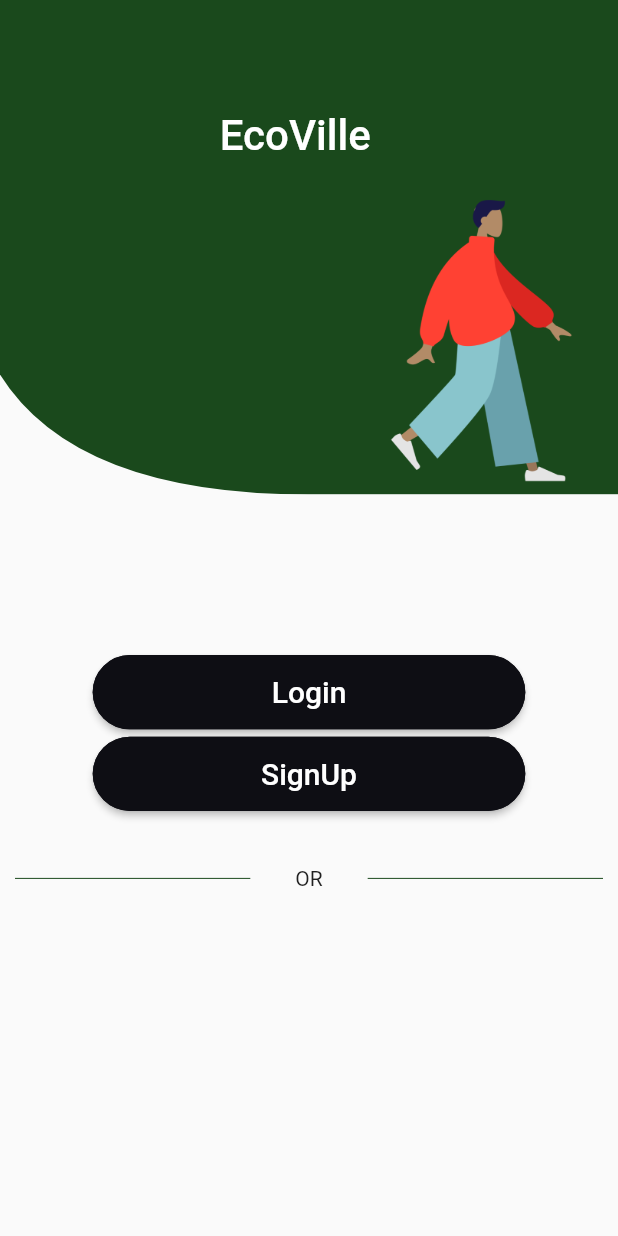
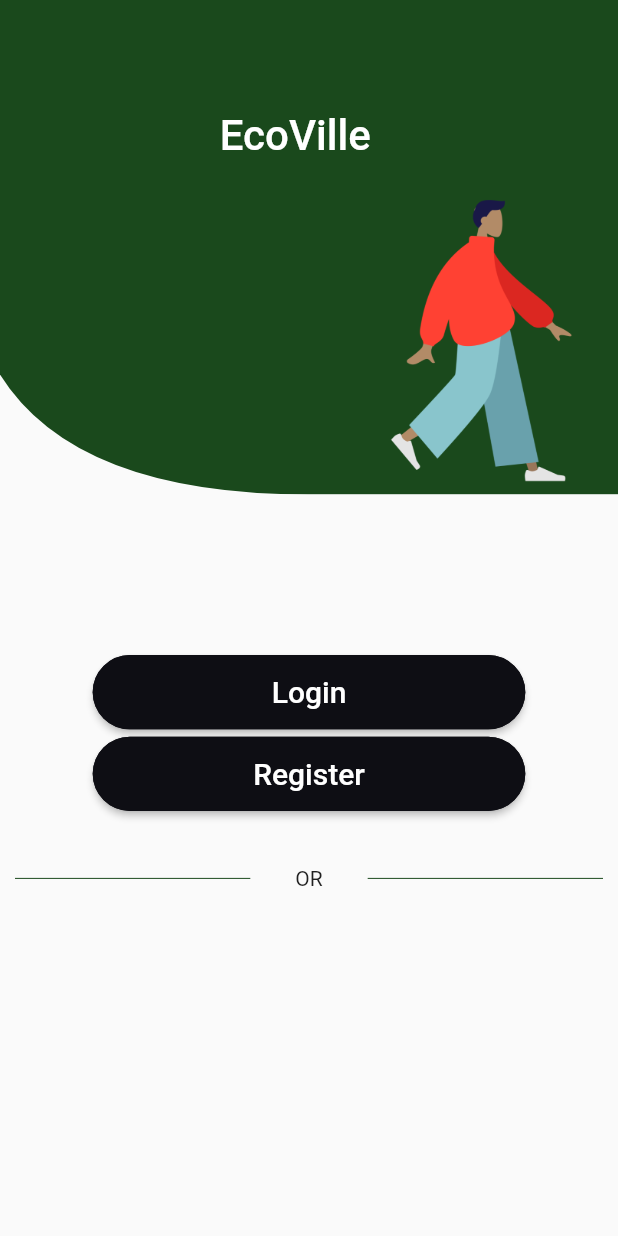
Before and after one commit to emilio-kariuki/ville, a Flutter app: the Overview screen opened directly, on a phone screen of 412 x 824 dp. Run offline on Flutter 3.47's test engine with Material 2 defaults, Android fonts, the light colour scheme and no system bars; our stand-ins replace curved_navigation_bar, dropdown_button2, fl_chart, geolocator, google_fonts, google_maps_flutter and 3 more; missing offline and left inert: colorful_safe_area, location_permissions.

Commit message:
March 13, 2022 11:53 AM

```diff
--- a/lib/Accounts/overview.dart
+++ b/lib/Accounts/overview.dart
@@ -95,7 +95,7 @@ class _OverviewState extends State<Overview> {
                   ),
                 ),
               ),
-              child: Text('SignUp',
+              child: Text('Register',
                   style: GoogleFonts.roboto(fontSize: 20)),
               onPressed: (){
               },
```
